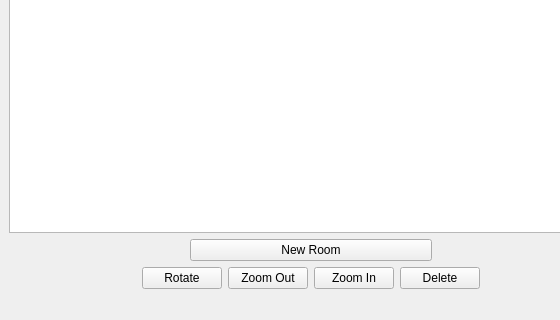
ajvazz/Home-Planner-2D, file src/ui/design_window.ui: the form before one commit; both pictures show x 0 to 560 and y 413 to 733 of the 800 by 733 pixel window.
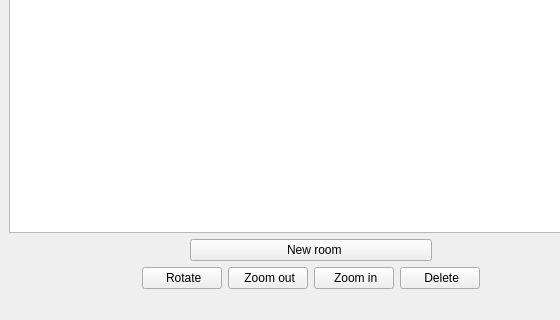
The form after the commit. Icons and pictures are not drawn.

Commit message: Added icons for control buttons

Patch:
```diff
--- a/src/ui/design_window.ui
+++ b/src/ui/design_window.ui
@@ -74,7 +74,17 @@
           <item>
            <widget class="QPushButton" name="btnNewRoom">
             <property name="text">
-             <string>New Room</string>
+             <string>  New room</string>
+            </property>
+            <property name="icon">
+             <iconset resource="../resources.qrc">
+              <normaloff>:/img/buttons/new.png</normaloff>:/img/buttons/new.png</iconset>
+            </property>
+            <property name="iconSize">
+             <size>
+              <width>18</width>
+              <height>20</height>
+             </size>
             </property>
            </widget>
           </item>
@@ -111,28 +121,68 @@
           <item>
            <widget class="QPushButton" name="btnRotate">
             <property name="text">
-             <string>Rotate</string>
+             <string> Rotate</string>
+            </property>
+            <property name="icon">
+             <iconset resource="../resources.qrc">
+              <normaloff>:/img/buttons/rotate_left_90.png</normaloff>:/img/buttons/rotate_left_90.png</iconset>
+            </property>
+            <property name="iconSize">
+             <size>
+              <width>20</width>
+              <height>20</height>
+             </size>
             </property>
            </widget>
           </item>
           <item>
            <widget class="QPushButton" name="btnZoomOut">
             <property name="text">
-             <string>Zoom Out</string>
+             <string> Zoom out</string>
+            </property>
+            <property name="icon">
+             <iconset resource="../resources.qrc">
+              <normaloff>:/img/buttons/zoom_out.png</normaloff>:/img/buttons/zoom_out.png</iconset>
+            </property>
+            <property name="iconSize">
+             <size>
+              <width>20</width>
+              <height>20</height>
+             </size>
             </property>
            </widget>
           </item>
           <item>
            <widget class="QPushButton" name="btnZoomIn">
             <property name="text">
-             <string>Zoom In</string>
+             <string> Zoom in</string>
+            </property>
+            <property name="icon">
+             <iconset resource="../resources.qrc">
+              <normaloff>:/img/buttons/zoom_in.png</normaloff>:/img/buttons/zoom_in.png</iconset>
+            </property>
+            <property name="iconSize">
+             <size>
+              <width>20</width>
+              <height>20</height>
+             </size>
             </property>
            </widget>
           </item>
           <item>
            <widget class="QPushButton" name="btnDelete">
             <property name="text">
-             <string>Delete</string>
+             <string> Delete</string>
+            </property>
+            <property name="icon">
+             <iconset resource="../resources.qrc">
+              <normaloff>:/img/buttons/delete.png</normaloff>:/img/buttons/delete.png</iconset>
+            </property>
+            <property name="iconSize">
+             <size>
+              <width>20</width>
+              <height>20</height>
+             </size>
             </property>
            </widget>
           </item>
```
Left out of the diff: 6 changed lines with no effect on the pictures. The commit also changes 1 other file.
